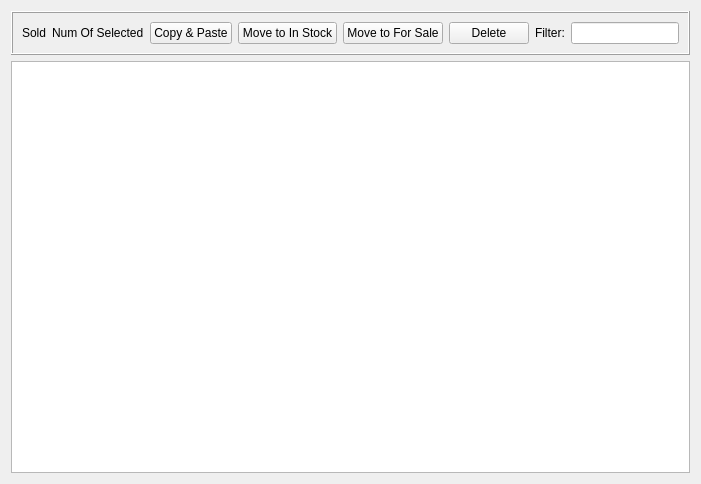
Above: src/Applications/BrickMoneyDesktop/src/Sold.ui from tlaemmlein/BrickMoney before the change. Below: the same form after it.
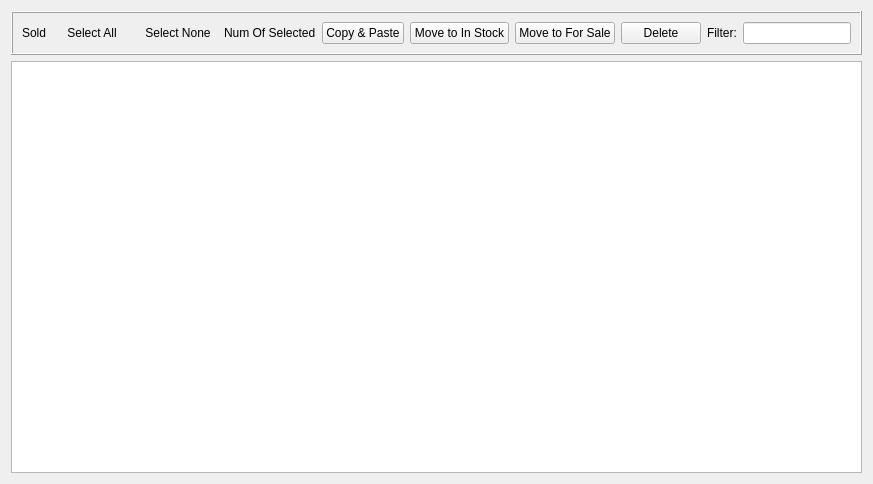
That is the form after the change.

Commit message: Sold can select All/none too.

Diff of the .ui file:
```diff
--- a/src/Applications/BrickMoneyDesktop/src/Sold.ui
+++ b/src/Applications/BrickMoneyDesktop/src/Sold.ui
@@ -6,7 +6,7 @@
    <rect>
     <x>0</x>
     <y>0</y>
-    <width>639</width>
+    <width>677</width>
     <height>484</height>
    </rect>
   </property>
@@ -30,6 +30,26 @@
         </property>
        </widget>
       </item>
+      <item>
+       <widget class="QPushButton" name="selectAllPushButton">
+        <property name="text">
+         <string>Select All</string>
+        </property>
+        <property name="flat">
+         <bool>true</bool>
+        </property>
+       </widget>
+      </item>
+      <item>
+       <widget class="QPushButton" name="selectNonePushButton">
+        <property name="text">
+         <string>Select None</string>
+        </property>
+        <property name="flat">
+         <bool>true</bool>
+        </property>
+       </widget>
+      </item>
       <item>
        <widget class="QLabel" name="numOfSelectedLabel">
         <property name="text">
```
The commit also changes 1 other file.
